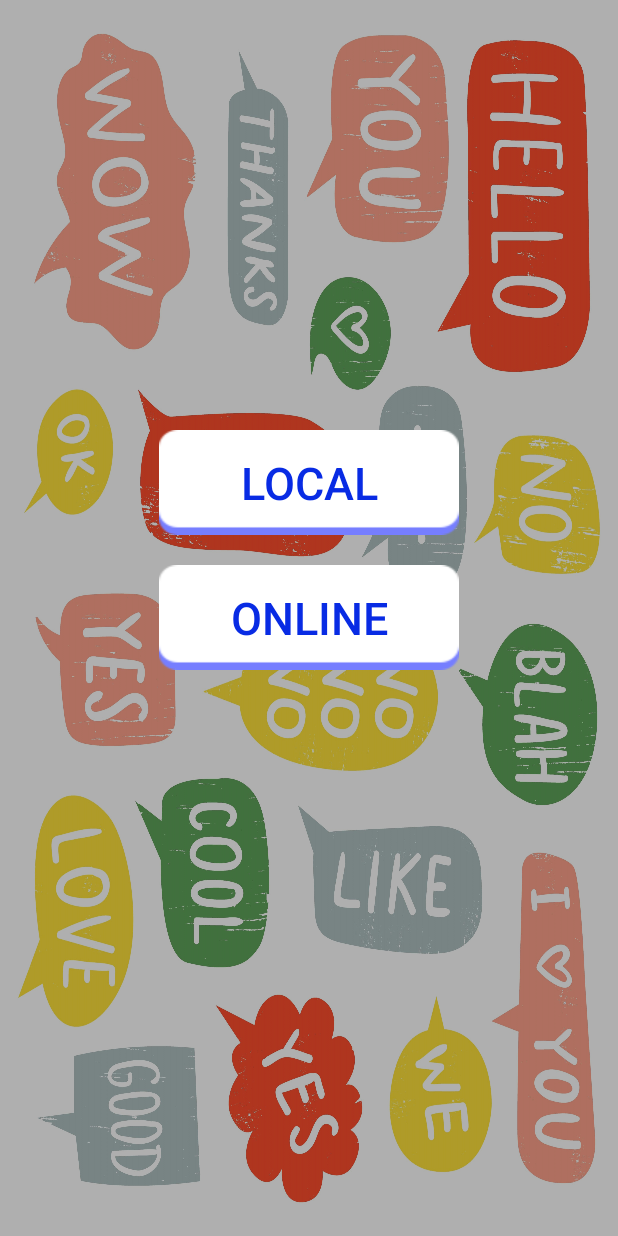
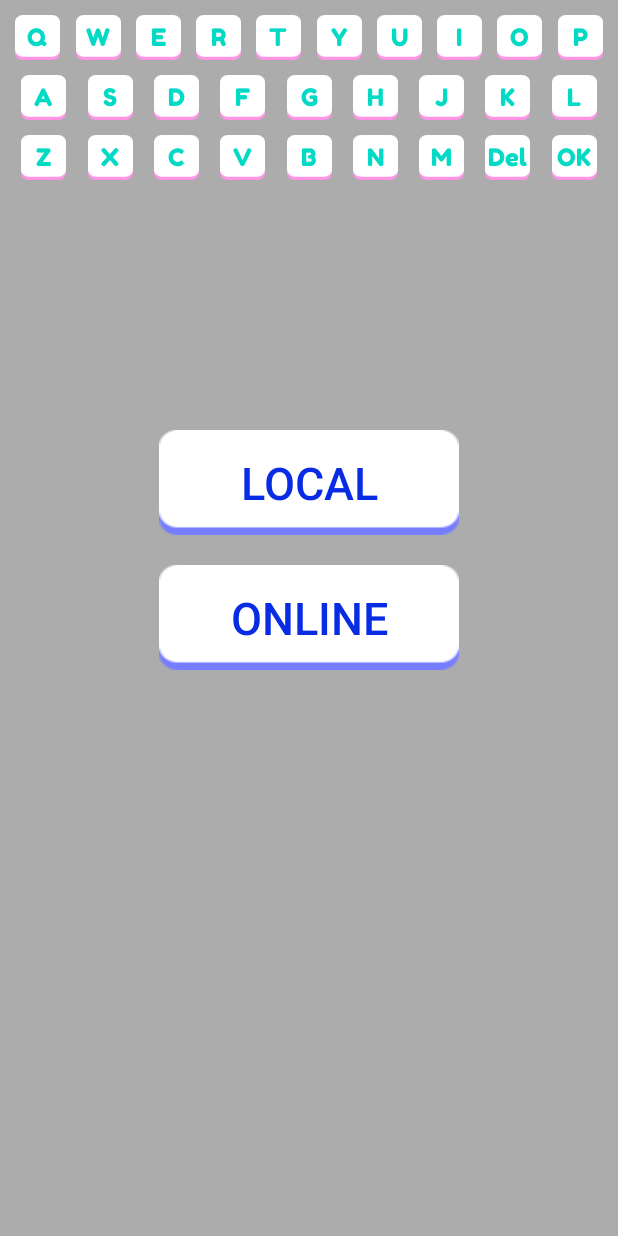
Before and after one commit to dbackspace/WordMatching, an Android app: the layout activity_menu.xml on its own in the app's theme, with its tools: preview values and no code run, on a phone screen of 412 x 824 dp. Run offline under Robolectric (Android 15) with nearby library versions, the phone set to English and light mode, and no system bars.

Commit message:
(Shelve) Test layout keyboard portrait

```diff
--- a/app/src/main/java/com/xlteam/wordmatching/ui/SplashActivity.java
+++ b/app/src/main/java/com/xlteam/wordmatching/ui/SplashActivity.java
@@ -5,6 +5,7 @@ import androidx.appcompat.app.AppCompatActivity;
 import android.content.Intent;
 import android.os.Bundle;
 
+import com.xlteam.wordmatching.ui.menu.MenuActivity;
 import com.xlteam.wordmatching.ui.playscreen.PlayActivity;
 
 public class SplashActivity extends AppCompatActivity {
@@ -12,7 +13,7 @@ public class SplashActivity extends AppCompatActivity {
     @Override
     protected void onCreate(Bundle savedInstanceState) {
         super.onCreate(savedInstanceState);
-        startActivity(new Intent(this, PlayActivity.class));
+        startActivity(new Intent(this, MenuActivity.class));
         finish();
     }
 }
--- a/app/src/main/res/layout/activity_menu.xml
+++ b/app/src/main/res/layout/activity_menu.xml
@@ -3,7 +3,6 @@
     xmlns:tools="http://schemas.android.com/tools"
     android:layout_width="match_parent"
     android:layout_height="match_parent"
-    android:background="@drawable/bg_menu"
     tools:context=".ui.menu.MenuActivity">
 
     <View
@@ -26,4 +25,8 @@
         android:layout_marginTop="20dp"
         android:background="@drawable/bg_button_menu"
         android:text="online" />
+
+    <include
+        layout="@layout/keyboard_portrait"/>
+
 </RelativeLayout>
--- /dev/null
+++ b/app/src/main/res/layout/keyboard_portrait.xml
@@ -0,0 +1,262 @@
+<?xml version="1.0" encoding="utf-8"?>
+<androidx.constraintlayout.widget.ConstraintLayout xmlns:android="http://schemas.android.com/apk/res/android"
+    xmlns:app="http://schemas.android.com/apk/res-auto"
+    android:layout_width="match_parent"
+    android:layout_height="match_parent">
+
+    <!--Line 1-->
+    <TextView
+        android:id="@+id/key_Q"
+        style="@style/TextViewKeyPortrait"
+        android:layout_marginTop="10dp"
+        android:text="Q"
+        app:layout_constraintEnd_toStartOf="@+id/key_W"
+        app:layout_constraintStart_toStartOf="parent"
+        app:layout_constraintTop_toTopOf="parent" />
+
+    <TextView
+        android:id="@+id/key_W"
+        style="@style/TextViewKeyPortrait"
+        android:layout_marginTop="10dp"
+        android:text="W"
+        app:layout_constraintEnd_toStartOf="@+id/key_E"
+        app:layout_constraintStart_toEndOf="@+id/key_Q"
+        app:layout_constraintTop_toTopOf="parent" />
+
+    <TextView
+        android:id="@+id/key_E"
+        style="@style/TextViewKeyPortrait"
+        android:layout_marginTop="10dp"
+        android:text="E"
+        app:layout_constraintEnd_toStartOf="@+id/key_R"
+        app:layout_constraintStart_toEndOf="@+id/key_W"
+        app:layout_constraintTop_toTopOf="parent" />
+
+    <TextView
+        android:id="@+id/key_R"
+        style="@style/TextViewKeyPortrait"
+        android:layout_marginTop="10dp"
+        android:text="R"
+        app:layout_constraintEnd_toStartOf="@+id/key_T"
+        app:layout_constraintStart_toEndOf="@+id/key_E"
+        app:layout_constraintTop_toTopOf="parent" />
+
+    <TextView
+        android:id="@+id/key_T"
+        style="@style/TextViewKeyPortrait"
+        android:layout_marginTop="10dp"
+        android:text="T"
+        app:layout_constraintEnd_toStartOf="@+id/key_Y"
+        app:layout_constraintStart_toEndOf="@+id/key_R"
+        app:layout_constraintTop_toTopOf="parent" />
+
+    <TextView
+        android:id="@+id/key_Y"
+        style="@style/TextViewKeyPortrait"
+        android:layout_marginTop="10dp"
+        android:text="Y"
+        app:layout_constraintEnd_toStartOf="@+id/key_U"
+        app:layout_constraintStart_toEndOf="@+id/key_T"
+        app:layout_constraintTop_toTopOf="parent" />
+
+    <TextView
+        android:id="@+id/key_U"
+        style="@style/TextViewKeyPortrait"
+        android:layout_marginTop="10dp"
+        android:text="U"
+        app:layout_constraintEnd_toStartOf="@+id/key_I"
+        app:layout_constraintStart_toEndOf="@+id/key_Y"
+        app:layout_constraintTop_toTopOf="parent" />
+
+    <TextView
+        android:id="@+id/key_I"
+        style="@style/TextViewKeyPortrait"
+        android:layout_marginTop="10dp"
+        android:text="I"
+        app:layout_constraintEnd_toStartOf="@+id/key_O"
+        app:layout_constraintStart_toEndOf="@+id/key_U"
+        app:layout_constraintTop_toTopOf="parent" />
+
+    <TextView
+        android:id="@+id/key_O"
+        style="@style/TextViewKeyPortrait"
+        android:layout_marginTop="10dp"
+        android:text="O"
+        app:layout_constraintEnd_toStartOf="@+id/key_P"
+        app:layout_constraintStart_toEndOf="@+id/key_I"
+        app:layout_constraintTop_toTopOf="parent" />
+
+    <TextView
+        android:id="@+id/key_P"
+        style="@style/TextViewKeyPortrait"
+        android:layout_marginTop="10dp"
+        android:text="P"
+        app:layout_constraintEnd_toEndOf="parent"
+        app:layout_constraintStart_toEndOf="@+id/key_O"
+        app:layout_constraintTop_toTopOf="parent" />
+
+    <!--Line 2-->
+    <TextView
+        android:id="@+id/key_A"
+        style="@style/TextViewKeyPortrait"
+        android:layout_marginTop="10dp"
+        android:text="A"
+        app:layout_constraintEnd_toStartOf="@+id/key_S"
+        app:layout_constraintStart_toStartOf="parent"
+        app:layout_constraintTop_toBottomOf="@+id/key_Q" />
+
+    <TextView
+        android:id="@+id/key_S"
+        style="@style/TextViewKeyPortrait"
+        android:layout_marginTop="10dp"
+        android:text="S"
+        app:layout_constraintEnd_toStartOf="@+id/key_D"
+        app:layout_constraintStart_toEndOf="@+id/key_A"
+        app:layout_constraintTop_toBottomOf="@+id/key_Q" />
+
+    <TextView
+        android:id="@+id/key_D"
+        style="@style/TextViewKeyPortrait"
+        android:layout_marginTop="10dp"
+        android:text="D"
+        app:layout_constraintEnd_toStartOf="@+id/key_F"
+        app:layout_constraintStart_toEndOf="@+id/key_S"
+        app:layout_constraintTop_toBottomOf="@+id/key_Q" />
+
+    <TextView
+        android:id="@+id/key_F"
+        style="@style/TextViewKeyPortrait"
+        android:layout_marginTop="10dp"
+        android:text="F"
+        app:layout_constraintEnd_toStartOf="@+id/key_G"
+        app:layout_constraintStart_toEndOf="@+id/key_D"
+        app:layout_constraintTop_toBottomOf="@+id/key_Q" />
+
+    <TextView
+        android:id="@+id/key_G"
+        style="@style/TextViewKeyPortrait"
+        android:layout_marginTop="10dp"
+        android:text="G"
+        app:layout_constraintEnd_toStartOf="@+id/key_H"
+        app:layout_constraintStart_toEndOf="@+id/key_F"
+        app:layout_constraintTop_toBottomOf="@+id/key_Q" />
+
+    <TextView
+        android:id="@+id/key_H"
+        style="@style/TextViewKeyPortrait"
+        android:layout_marginTop="10dp"
+        android:text="H"
+        app:layout_constraintEnd_toStartOf="@+id/key_J"
+        app:layout_constraintStart_toEndOf="@+id/key_G"
+        app:layout_constraintTop_toBottomOf="@+id/key_Q" />
+
+    <TextView
+        android:id="@+id/key_J"
+        style="@style/TextViewKeyPortrait"
+        android:layout_marginTop="10dp"
+        android:text="J"
+        app:layout_constraintEnd_toStartOf="@+id/key_K"
+        app:layout_constraintStart_toEndOf="@+id/key_H"
+        app:layout_constraintTop_toBottomOf="@+id/key_Q" />
+
+    <TextView
+        android:id="@+id/key_K"
+        style="@style/TextViewKeyPortrait"
+        android:layout_marginTop="10dp"
+        android:text="K"
+        app:layout_constraintEnd_toStartOf="@+id/key_L"
+        app:layout_constraintStart_toEndOf="@+id/key_J"
+        app:layout_constraintTop_toBottomOf="@+id/key_Q" />
+
+    <TextView
+        android:id="@+id/key_L"
+        style="@style/TextViewKeyPortrait"
+        android:layout_marginTop="10dp"
+        android:text="L"
+        app:layout_constraintEnd_toEndOf="parent"
+        app:layout_constraintStart_toEndOf="@+id/key_K"
+        app:layout_constraintTop_toBottomOf="@+id/key_Q" />
+
+    <!--Line 3-->
+    <TextView
+        android:id="@+id/key_Z"
+        style="@style/TextViewKeyPortrait"
+        android:layout_marginTop="10dp"
+        android:text="Z"
+        app:layout_constraintEnd_toStartOf="@+id/key_X"
+        app:layout_constraintStart_toStartOf="parent"
+        app:layout_constraintTop_toBottomOf="@+id/key_A" />
+
+    <TextView
+        android:id="@+id/key_X"
+        style="@style/TextViewKeyPortrait"
+        android:layout_marginTop="10dp"
+        android:text="X"
+        app:layout_constraintEnd_toStartOf="@+id/key_C"
+        app:layout_constraintStart_toEndOf="@+id/key_Z"
+        app:layout_constraintTop_toBottomOf="@+id/key_A" />
+
+    <TextView
+        android:id="@+id/key_C"
+        style="@style/TextViewKeyPortrait"
+        android:layout_marginTop="10dp"
+        android:text="C"
+        app:layout_constraintEnd_toStartOf="@+id/key_V"
+        app:layout_constraintStart_toEndOf="@+id/key_X"
+        app:layout_constraintTop_toBottomOf="@+id/key_A" />
+
+    <TextView
+        android:id="@+id/key_V"
+        style="@style/TextViewKeyPortrait"
+        android:layout_marginTop="10dp"
+        android:text="V"
+        app:layout_constraintEnd_toStartOf="@+id/key_B"
+        app:layout_constraintStart_toEndOf="@+id/key_C"
+        app:layout_constraintTop_toBottomOf="@+id/key_A" />
+
+    <TextView
+        android:id="@+id/key_B"
+        style="@style/TextViewKeyPortrait"
+        android:layout_marginTop="10dp"
+        android:text="B"
+        app:layout_constraintEnd_toStartOf="@+id/key_N"
+        app:layout_constraintStart_toEndOf="@+id/key_V"
+        app:layout_constraintTop_toBottomOf="@+id/key_A" />
+
+    <TextView
+        android:id="@+id/key_N"
+        style="@style/TextViewKeyPortrait"
+        android:layout_marginTop="10dp"
+        android:text="N"
+        app:layout_constraintEnd_toStartOf="@+id/key_M"
+        app:layout_constraintStart_toEndOf="@+id/key_B"
+        app:layout_constraintTop_toBottomOf="@+id/key_A" />
+
+    <TextView
+        android:id="@+id/key_M"
+        style="@style/TextViewKeyPortrait"
+        android:layout_marginTop="10dp"
+        android:text="M"
+        app:layout_constraintEnd_toStartOf="@+id/key_Del"
+        app:layout_constraintStart_toEndOf="@+id/key_N"
+        app:layout_constraintTop_toBottomOf="@+id/key_A" />
+
+    <TextView
+        android:id="@+id/key_Del"
+        style="@style/TextViewKeyPortrait"
+        android:layout_marginTop="10dp"
+        android:text="Del"
+        app:layout_constraintEnd_toStartOf="@+id/key_OK"
+        app:layout_constraintStart_toEndOf="@+id/key_M"
+        app:layout_constraintTop_toBottomOf="@+id/key_A" />
+
+    <TextView
+        android:id="@+id/key_OK"
+        style="@style/TextViewKeyPortrait"
+        android:layout_marginTop="10dp"
+        android:text="OK"
+        app:layout_constraintEnd_toEndOf="parent"
+        app:layout_constraintStart_toEndOf="@+id/key_Del"
+        app:layout_constraintTop_toBottomOf="@+id/key_A" />
+
+</androidx.constraintlayout.widget.ConstraintLayout>
--- a/app/src/main/res/values/styles.xml
+++ b/app/src/main/res/values/styles.xml
@@ -54,4 +54,16 @@
         <item name="android:layout_height">wrap_content</item>
         <item name="android:textColor">@color/color_player_name</item>
     </style>
+
+    <style name="TextViewKeyPortrait">
+        <item name="android:layout_width">30dp</item>
+        <item name="android:layout_height">30dp</item>
+        <item name="android:textSize">16dp</item>
+        <item name="android:background">@drawable/bgpink</item>
+        <item name="android:textColor">@color/colorAccent</item>
+        <item name="android:fontFamily">@font/fredokaone_regular</item>
+        <item name="android:gravity">center</item>
+        <item name="android:clickable">true</item>
+        <item name="android:focusable">true</item>
+    </style>
 </resources>
```
